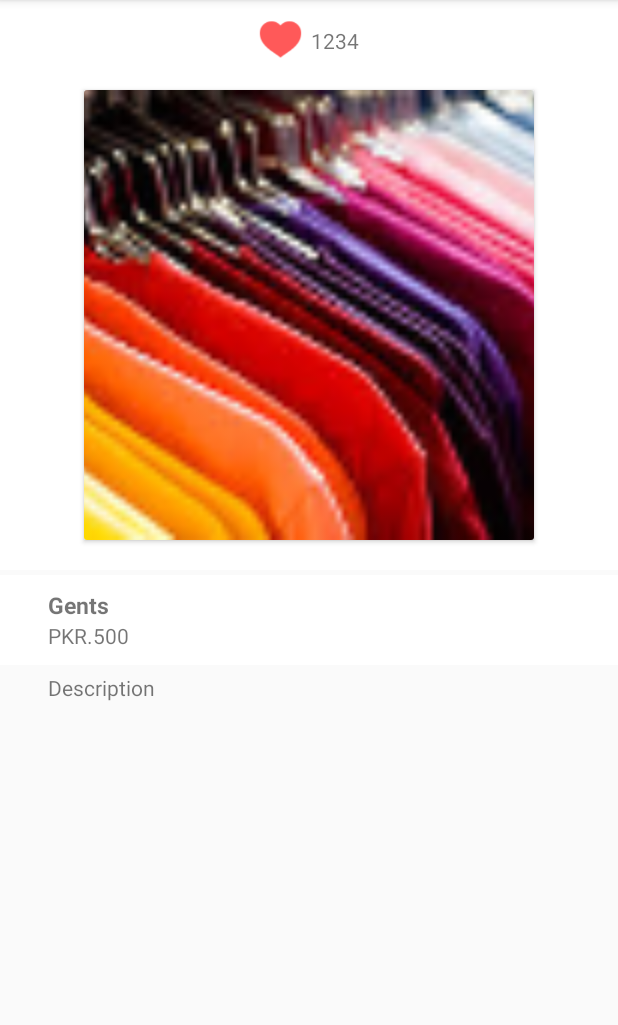
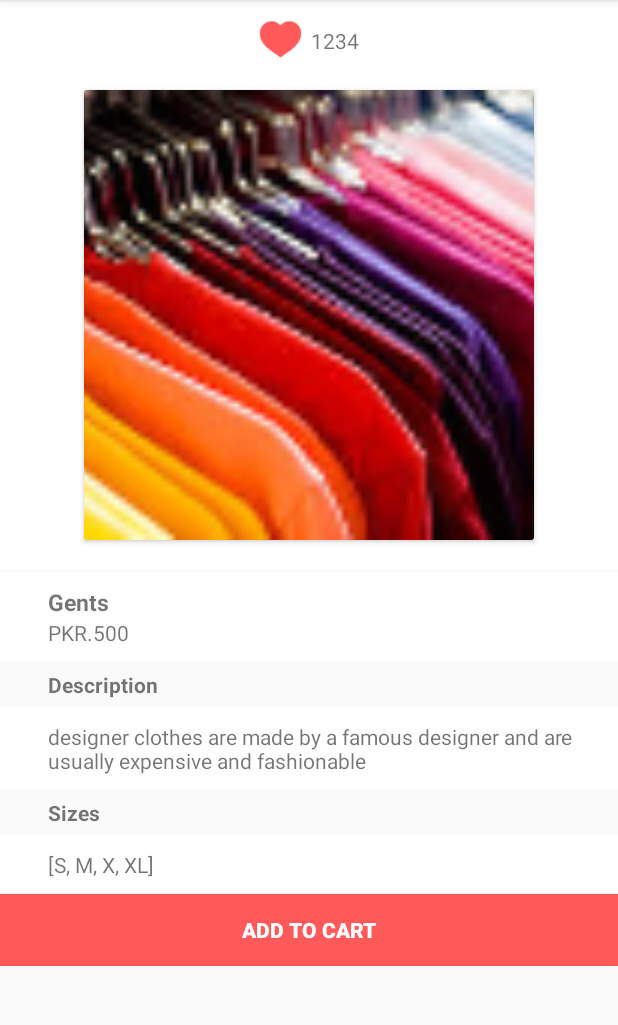
Before and after one commit to IR-Qureshi/shpg, an Android app: the FragmentHome screen opened directly, with no data from a screen before it, after a tap on "Gents", on a phone screen of 412 x 824 dp, the part 84-1109 px from its top. Run offline under Robolectric (Android 15) with nearby library versions, the phone set to English and light mode, and no system bars.

Commit message:
adding button and sizes in array list

```diff
--- a/app/src/main/java/com/example/dellpc/shopping/ActivityItemDes.java
+++ b/app/src/main/java/com/example/dellpc/shopping/ActivityItemDes.java
@@ -5,6 +5,7 @@ import android.os.Bundle;
 import android.support.v7.app.ActionBar;
 import android.support.v7.app.AppCompatActivity;
 import android.support.v7.widget.Toolbar;
+import android.util.Log;
 import android.view.KeyEvent;
 import android.view.Menu;
 import android.view.MenuItem;
@@ -14,12 +15,16 @@ import android.widget.EditText;
 import android.widget.ImageView;
 import android.widget.TextView;
 
+import java.util.ArrayList;
+
 public class ActivityItemDes extends AppCompatActivity {
 
     private Toolbar mToolbar;
     private TextView p_name;
     private TextView p_price;
-    public ImageView p_image;
+    private ImageView p_image;
+    private TextView p_des;
+    private TextView p_sizes;
     private MenuItem mSearchAction;
     private boolean isSearchOpened = false;
     private EditText edtSeach;
@@ -36,15 +41,23 @@ public class ActivityItemDes extends AppCompatActivity {
         p_image = (ImageView) findViewById(R.id.des_product_photo);
         p_name = (TextView) findViewById(R.id.des_product_name);
         p_price = (TextView) findViewById(R.id.dec_product_price);
+        p_des = (TextView) findViewById(R.id.dec_product_des);
+        p_sizes = (TextView) findViewById(R.id.dec_product_size);
+
 
         Bundle b = getIntent().getBundleExtra("data");
         int image = b.getInt("imageId");
         String product_name = b.getString("itemName");
-        String product_des = b.getString("itemPrice");
+        String product_price = b.getString("itemPrice");
+        String product_des  = b.getString("itemDes");
+        ArrayList<CharSequence> listsize = b.getCharSequenceArrayList("sizes");
+        Log.d("check1",listsize.toString());
 
         p_image.setImageResource(image);
         p_name.setText(product_name);
-        p_price.setText(product_des);
+        p_price.setText(product_price);
+        p_des.setText(product_des);
+        p_sizes.setText(listsize.toString());
 //        String product1 = getIntent().getStringExtra("itemName");
 //        product = (TextView) findViewById(R.id.text4);
 //        product.setText(product1);
--- a/app/src/main/java/com/example/dellpc/shopping/AdapterVerticalView.java
+++ b/app/src/main/java/com/example/dellpc/shopping/AdapterVerticalView.java
@@ -39,7 +39,7 @@ public class AdapterVerticalView extends RecyclerView.Adapter<ViewHolderVertical
     public void onBindViewHolder(ViewHolderVerticalView holder, int position) {
         holder.mImageView.setImageResource(list.get(position).getImageId());
         holder.mProductName.setText(list.get(position).getProductName());
-        holder.mProductDes.setText(list.get(position).getProductDes());
+        holder.mProductPrice.setText(list.get(position).getProductPrice());
     }
 
     @Override
--- a/app/src/main/java/com/example/dellpc/shopping/ClassVerticalView.java
+++ b/app/src/main/java/com/example/dellpc/shopping/ClassVerticalView.java
@@ -1,4 +1,6 @@
 package com.example.dellpc.shopping;
+
+import java.util.ArrayList;
 
 /**
  * Created by dell pc on 20-Jan-18.
@@ -8,11 +10,15 @@ public class ClassVerticalView {
     int imageId;
     String productName;
     String productDes;
+    String productPrice;
+    ArrayList<CharSequence> list;
 
-    public ClassVerticalView(int imageId, String productName, String productDes){
+    public ClassVerticalView(int imageId, String productName,String productPrice, String productDes, ArrayList<CharSequence> list){
         this.imageId = imageId;
         this.productName  = productName;
         this.productDes = productDes;
+        this.productPrice = productPrice;
+        this.list = list;
     }
 
     public int getImageId() {
@@ -26,4 +32,12 @@ public class ClassVerticalView {
     public String getProductDes() {
         return productDes;
     }
+
+    public String getProductPrice() {
+        return productPrice;
+    }
+
+    public ArrayList<CharSequence> getList() {
+        return list;
+    }
 }
--- a/app/src/main/java/com/example/dellpc/shopping/FragmentHome.java
+++ b/app/src/main/java/com/example/dellpc/shopping/FragmentHome.java
@@ -65,23 +65,34 @@ public class FragmentHome extends Fragment {
         recyclerViewHorizontal.setLayoutManager(MyLayoutManager);
         ///////////////////////////end horizontal view///////////////////////////////////////////
 
+        //////////////////////////////List view sizes////////////////////////////
+        ArrayList<CharSequence> sizes = new ArrayList<>();
+        sizes.add("S");
+        sizes.add("M");
+        sizes.add("X");
+        sizes.add("XL");
+
         ////////////////////Vertical Items/////////////////////////////
         classVerticalViews = new ArrayList<>();
-        classVerticalViews.add(new ClassVerticalView(R.drawable.clothingone,"Ladies","PKR.500"));
-        classVerticalViews.add(new ClassVerticalView(R.drawable.clothingtwo,"Gents","PKR.500"));
-        classVerticalViews.add(new ClassVerticalView(R.drawable.clothingthree,"Summer","PKR.500"));
-        classVerticalViews.add(new ClassVerticalView(R.drawable.clothingfour,"Winter","PKR.500"));
+        classVerticalViews.add(new ClassVerticalView(R.drawable.clothingone,"Ladies","PKR.500","cool clothes prevent you from feeling too hot",sizes));
+        classVerticalViews.add(new ClassVerticalView(R.drawable.clothingtwo,"Gents","PKR.500","designer clothes are made by a famous designer and are usually expensive and fashionable",sizes));
+        classVerticalViews.add(new ClassVerticalView(R.drawable.clothingthree,"Summer","PKR.500","designer clothes are made by a famous designer and are usually expensive and fashionable",sizes));
+        classVerticalViews.add(new ClassVerticalView(R.drawable.clothingfour,"Winter","PKR.500","designer clothes are made by a famous designer and are usually expensive and fashionable",sizes));
         adapterVerticalView = new AdapterVerticalView(getActivity(), classVerticalViews, new CustomItemClickListener() {
             @Override
             public void onItemClick(View v, int position) {
 
                 Bundle bundle=new Bundle();
                 String product = classVerticalViews.get(position).getProductName();
-                String price = classVerticalViews.get(position).getProductDes();
+                String price = classVerticalViews.get(position).getProductPrice();
+                String des = classVerticalViews.get(position).getProductDes();
                 int image = classVerticalViews.get(position).getImageId();
+                ArrayList<CharSequence> sizes = classVerticalViews.get(position).getList();
                 bundle.putString("itemName", product);
                 bundle.putString("itemPrice", price);
                 bundle.putInt("imageId",image);
+                bundle.putString("itemDes",des);
+                bundle.putCharSequenceArrayList("sizes",sizes);
 //                FragmentItemDes fragmentItemDes = new FragmentItemDes();
 //                fragmentItemDes.setArguments(bundle);
 //                getFragmentManager().beginTransaction().replace(R.id.frameHome, fragmentItemDes).commit();
--- a/app/src/main/java/com/example/dellpc/shopping/ViewHolderVerticalView.java
+++ b/app/src/main/java/com/example/dellpc/shopping/ViewHolderVerticalView.java
@@ -14,7 +14,7 @@ import android.widget.TextView;
 public class ViewHolderVerticalView extends RecyclerView.ViewHolder{
     ImageView mImageView;
     TextView mProductName;
-    TextView mProductDes;
+    TextView mProductPrice;
     Button mButtonAdd;
     CardView mCardView;
 
@@ -24,7 +24,8 @@ public class ViewHolderVerticalView extends RecyclerView.ViewHolder{
         mCardView = (CardView) itemView.findViewById(R.id.card_view);
         mImageView = (ImageView) itemView.findViewById(R.id.cvhImage);
         mProductName = (TextView) itemView.findViewById(R.id.cvhProductName);
-        mProductDes = (TextView) itemView.findViewById(R.id.cvhProductDes);
+        mProductPrice = (TextView) itemView.findViewById(R.id.cvhProductPrice);
+
 
     }
 }
--- a/app/src/main/res/layout/activity_item_des.xml
+++ b/app/src/main/res/layout/activity_item_des.xml
@@ -82,7 +82,7 @@
     <RelativeLayout
         android:layout_width="match_parent"
         android:layout_height="60dp"
-        android:layout_marginTop="3dp"
+        android:layout_marginTop="1dp"
         android:layout_below="@id/image_header"
         android:id="@+id/view3"
         android:background="#FFFFFF">
@@ -108,6 +108,7 @@
     </RelativeLayout>
     </RelativeLayout>
     <TextView
+        android:id="@+id/dec_product_des_t"
         android:layout_width="wrap_content"
         android:layout_height="wrap_content"
         android:layout_below="@id/view3"
@@ -115,7 +116,59 @@
         android:layout_marginBottom="5dp"
         android:paddingLeft="32dp"
         android:paddingRight="20dp"
+        android:textStyle="bold"
         android:text="Description"/>
+            <RelativeLayout
+                android:layout_width="match_parent"
+                android:layout_height="wrap_content"
+                android:layout_below="@id/dec_product_des_t"
+                android:id="@+id/dec_product_des_v"
+                android:paddingTop="10dp"
+                android:paddingBottom="10dp"
+                android:paddingLeft="32dp"
+                android:paddingRight="20dp"
+                android:background="#FFFFFF">
+                <TextView
+                    android:layout_width="wrap_content"
+                    android:layout_height="wrap_content"
+                    android:id="@+id/dec_product_des"/>
+            </RelativeLayout>
+            <TextView
+                android:id="@+id/dec_product_des_d"
+                android:layout_width="wrap_content"
+                android:layout_height="wrap_content"
+                android:layout_below="@id/dec_product_des_v"
+                android:layout_marginTop="5dp"
+                android:layout_marginBottom="5dp"
+                android:paddingLeft="32dp"
+                android:paddingRight="20dp"
+                android:textStyle="bold"
+                android:text="Sizes"/>
+            <RelativeLayout
+                android:layout_width="match_parent"
+                android:layout_height="wrap_content"
+                android:layout_below="@id/dec_product_des_d"
+                android:id="@+id/dec_product_des_vs"
+                android:paddingTop="10dp"
+                android:paddingBottom="10dp"
+                android:paddingLeft="32dp"
+                android:paddingRight="20dp"
+                android:background="#FFFFFF">
+                <TextView
+                    android:layout_width="wrap_content"
+                    android:layout_height="wrap_content"
+                    android:id="@+id/dec_product_size"/>
+            </RelativeLayout>
+
+                <Button
+                    android:layout_width="match_parent"
+                    android:layout_height="match_parent"
+                    android:id="@+id/dec_product_des_b"
+                    android:text="add to cart"
+                    android:background="#ff5959"
+                    android:textColor="#FFFFFF"
+                    android:textStyle="bold"
+                    android:layout_below="@id/dec_product_des_vs"/>
         </RelativeLayout>
     </ScrollView>
 </RelativeLayout>
--- a/app/src/main/res/layout/custom_vertical_items.xml
+++ b/app/src/main/res/layout/custom_vertical_items.xml
@@ -29,8 +29,8 @@
     <TextView
         android:layout_width="wrap_content"
         android:layout_height="wrap_content"
-        android:text="Product Des"
-        android:id="@+id/cvhProductDes"
+        android:text="Product Price"
+        android:id="@+id/cvhProductPrice"
         android:textStyle="bold"
         android:layout_below="@id/cvhImage"
         android:layout_marginRight="5dp"
@@ -38,7 +38,7 @@
     <RelativeLayout
         android:layout_width="wrap_content"
         android:layout_height="wrap_content"
-        android:layout_below="@id/cvhProductDes"
+        android:layout_below="@id/cvhProductPrice"
         android:layout_centerHorizontal="true">
 
         <Button
```
